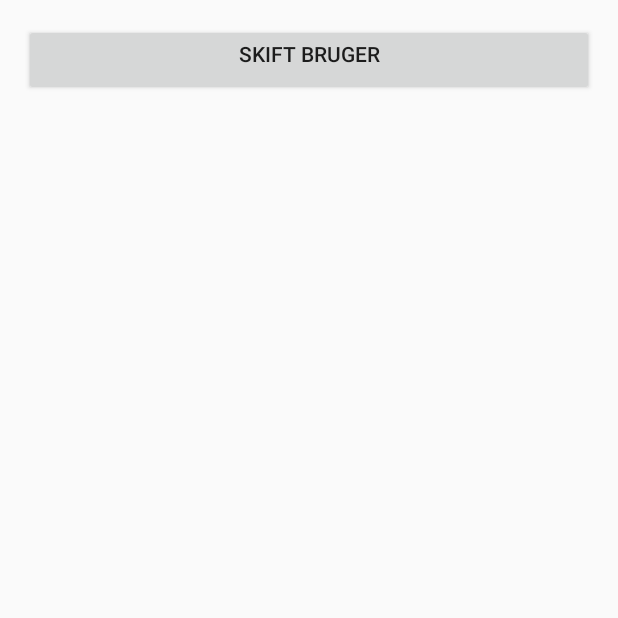
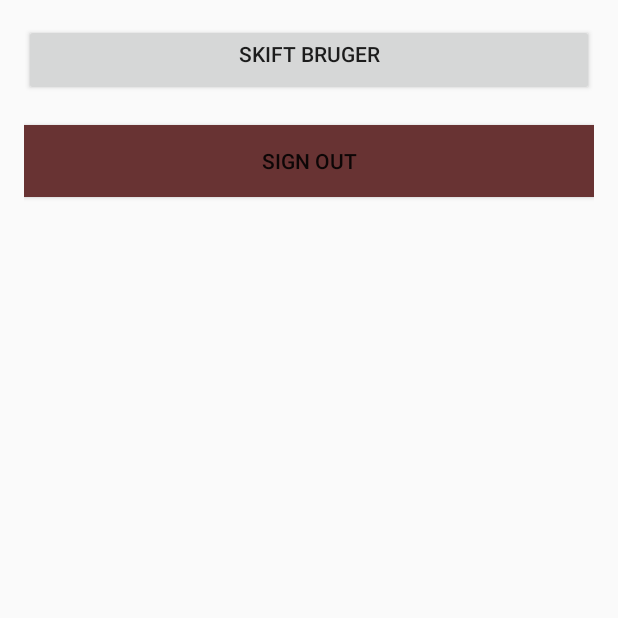
Before and after one commit to nikookholm/GalgelegsApp, an Android app: the Indstillinger_Activity screen opened directly, with no data from a screen before it, on a phone screen of 412 x 824 dp, the top half of it. Run offline under Robolectric (Android 15) with nearby library versions, the phone set to English and light mode, and no system bars.

Commit message:
- Tilføjet Singout Button xml i Indstillinger
- Tilføjet Signout metode i Login

- Og andre små ændringer

```diff
--- a/app/src/main/java/s112011/galgelegsapp/Indstillinger_Activity.java
+++ b/app/src/main/java/s112011/galgelegsapp/Indstillinger_Activity.java
@@ -1,5 +1,7 @@
 package s112011.galgelegsapp;
 
+import android.app.Activity;
+import android.content.Intent;
 import android.support.v7.app.AppCompatActivity;
 import android.os.Bundle;
 import android.view.View;
@@ -9,8 +11,10 @@ import android.widget.TextView;
 
 public class Indstillinger_Activity extends AppCompatActivity implements OnClickListener {
 
-    Button skiftBruger;
+    Button skiftBruger, signout;
     TextView brugerNavn;
+    Login login = new Login();
+    public Activity a = this;
     @Override
     protected void onCreate(Bundle savedInstanceState) {
         super.onCreate(savedInstanceState);
@@ -20,11 +24,27 @@ public class Indstillinger_Activity extends AppCompatActivity implements OnClick
         skiftBruger.setOnClickListener(this);
 
         brugerNavn =(TextView)findViewById(R.id.brugerNavn);
+
+        signout = (Button)findViewById(R.id.button_sign_out);
+        signout.setOnClickListener(this);
     }
 
     @Override
     public void onClick(View v) {
 
+    }
 
+    private class SignoutListener implements View.OnClickListener{
+
+        @Override
+        public void onClick(View v) {
+
+                if(v == signout){
+                    login.signOut();
+                    Intent goToMainMenu = new Intent(a, Login.class);
+                    startActivity(goToMainMenu);
+
+                }
+            }
+        }
     }
-}
--- a/app/src/main/res/layout/activity_indstillinger_.xml
+++ b/app/src/main/res/layout/activity_indstillinger_.xml
@@ -24,4 +24,12 @@
         android:id="@+id/brugerNavn"
       />
 
+    <Button
+        android:layout_width="match_parent"
+        android:layout_height="wrap_content"
+        android:text="Sign out"
+        android:background="#683333"
+        android:id="@+id/button_sign_out"
+        android:layout_gravity="center_horizontal"/>
+
 </LinearLayout>
```
Also changed, not shown: app/src/main/java/s112011/galgelegsapp/Login.java (+18 -4 lines).
